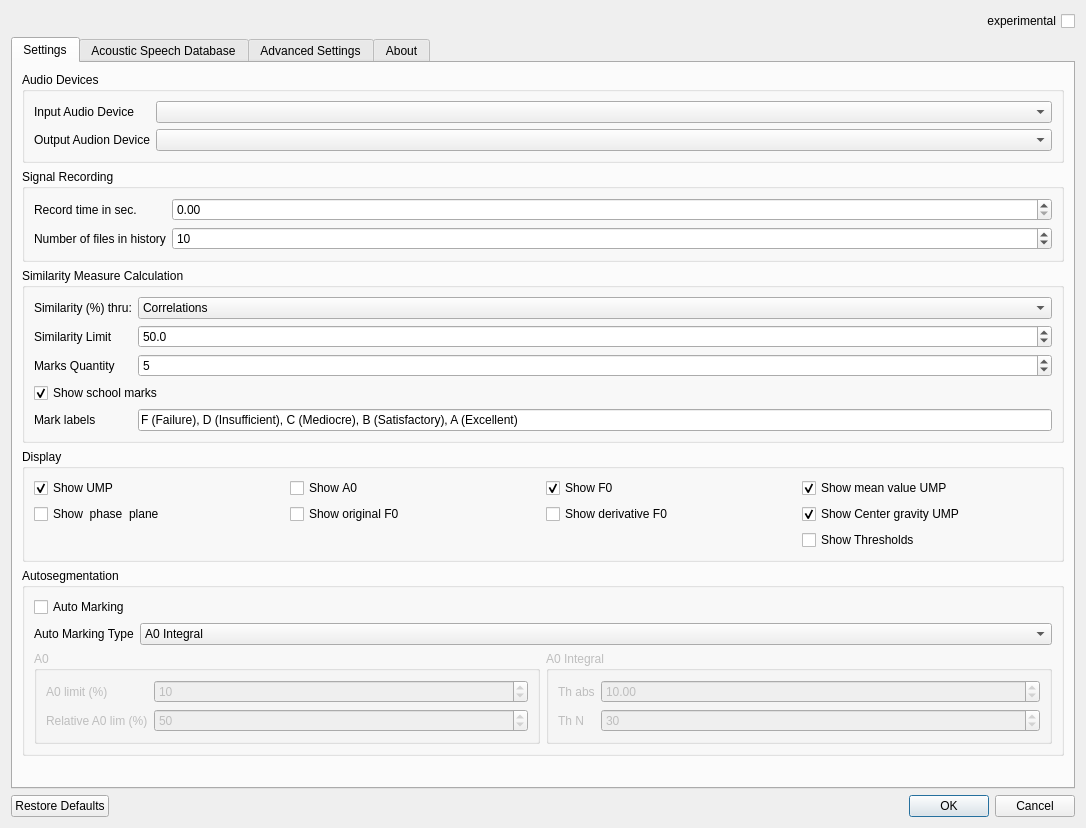
First picture: the form in settingsdialog.ui, repository zhitko/inton-trainer, before the edit.
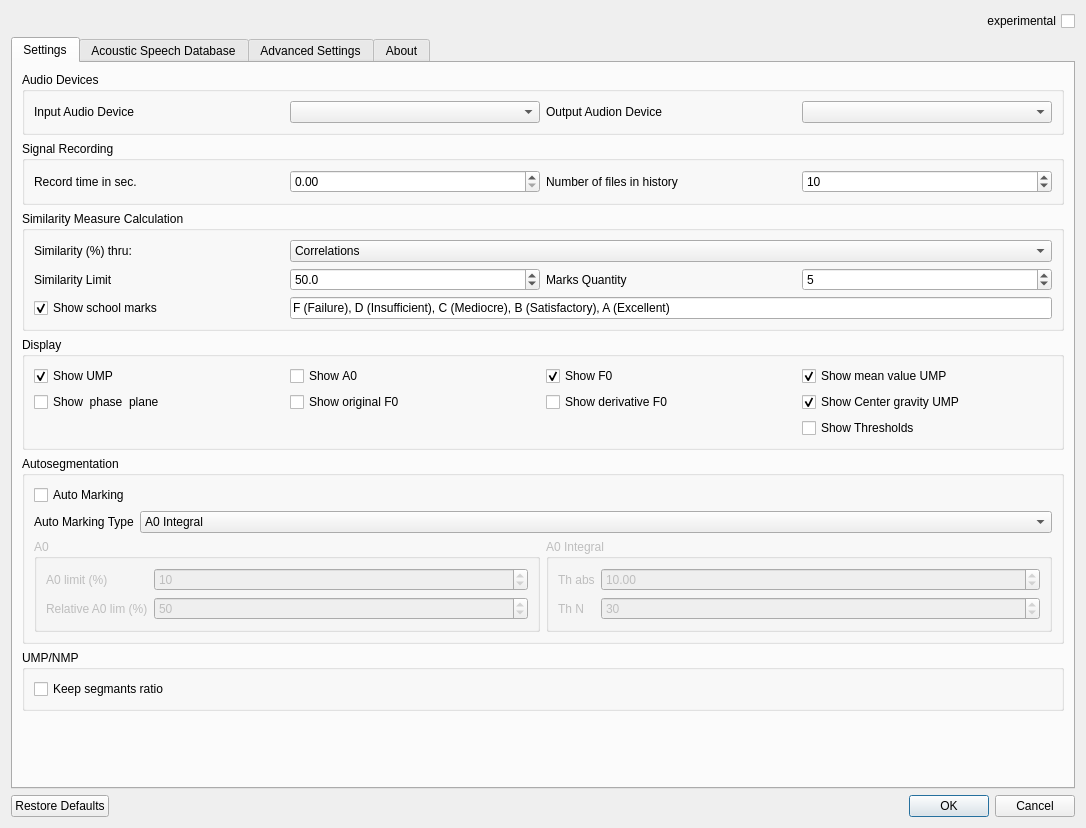
Second picture: the form after the edit. Icons and pictures are not drawn.

Commit message: add keep ratio to NMP

The edit to the form file:
```diff
--- a/settingsdialog.ui
+++ b/settingsdialog.ui
@@ -76,28 +76,28 @@
          <property name="title">
           <string>Audio Devices</string>
          </property>
-         <layout class="QFormLayout" name="formLayout">
+         <layout class="QGridLayout" name="gridLayout_7">
           <property name="sizeConstraint">
            <enum>QLayout::SetDefaultConstraint</enum>
           </property>
-          <item row="0" column="0">
-           <widget class="QLabel" name="label">
-            <property name="text">
-             <string>Input Audio Device</string>
-            </property>
-           </widget>
+          <item row="0" column="1">
+           <widget class="QComboBox" name="audioInputDeviceBox"/>
           </item>
-          <item row="1" column="0">
+          <item row="0" column="2">
            <widget class="QLabel" name="label_2">
             <property name="text">
              <string>Output Audion Device</string>
             </property>
            </widget>
           </item>
-          <item row="0" column="1">
-           <widget class="QComboBox" name="audioInputDeviceBox"/>
+          <item row="0" column="0">
+           <widget class="QLabel" name="label">
+            <property name="text">
+             <string>Input Audio Device</string>
+            </property>
+           </widget>
           </item>
-          <item row="1" column="1">
+          <item row="0" column="3">
            <widget class="QComboBox" name="audioOutputDeviceBox"/>
           </item>
          </layout>
@@ -108,31 +108,31 @@
          <property name="title">
           <string>Signal Recording</string>
          </property>
-         <layout class="QFormLayout" name="formLayout_12">
-          <item row="0" column="0">
-           <widget class="QLabel" name="label_38">
-            <property name="text">
-             <string>Record time in sec.</string>
+         <layout class="QGridLayout" name="gridLayout_6">
+          <item row="0" column="3">
+           <widget class="QSpinBox" name="recordingMaxFiles">
+            <property name="minimum">
+             <number>1</number>
+            </property>
+            <property name="value">
+             <number>10</number>
             </property>
            </widget>
           </item>
-          <item row="0" column="1">
-           <widget class="QDoubleSpinBox" name="recordingSeconds"/>
-          </item>
-          <item row="1" column="0">
+          <item row="0" column="2">
            <widget class="QLabel" name="label_16">
             <property name="text">
              <string>Number of files in history</string>
             </property>
            </widget>
           </item>
-          <item row="1" column="1">
-           <widget class="QSpinBox" name="recordingMaxFiles">
-            <property name="minimum">
-             <number>1</number>
-            </property>
-            <property name="value">
-             <number>10</number>
+          <item row="0" column="1">
+           <widget class="QDoubleSpinBox" name="recordingSeconds"/>
+          </item>
+          <item row="0" column="0">
+           <widget class="QLabel" name="label_38">
+            <property name="text">
+             <string>Record time in sec.</string>
             </property>
            </widget>
           </item>
@@ -144,7 +144,7 @@
          <property name="title">
           <string>Similarity Measure Calculation</string>
          </property>
-         <layout class="QFormLayout" name="formLayout_11">
+         <layout class="QGridLayout" name="gridLayout_8">
           <item row="0" column="0">
            <widget class="QLabel" name="label_20">
             <property name="text">
@@ -152,28 +152,11 @@
             </property>
            </widget>
           </item>
-          <item row="0" column="1">
-           <widget class="QComboBox" name="errorTypeBox">
-            <item>
+          <item row="1" column="2">
+           <widget class="QLabel" name="label_10">
              <property name="text">
-              <string>Correlations</string>
-             </property>
-            </item>
-            <item>
-             <property name="text">
-              <string>Average Distance</string>
-             </property>
-            </item>
-            <item>
-             <property name="text">
-              <string>Maximum Local Distance</string>
-             </property>
-            </item>
-            <item>
-             <property name="text">
-              <string>Average</string>
-             </property>
-            </item>
+             <string>Marks Quantity</string>
+            </property>
            </widget>
           </item>
           <item row="1" column="0">
@@ -183,6 +166,16 @@
             </property>
            </widget>
           </item>
+          <item row="1" column="3">
+           <widget class="QDoubleSpinBox" name="markDelimeter">
+            <property name="decimals">
+             <number>0</number>
+            </property>
+            <property name="value">
+             <double>5.000000000000000</double>
+            </property>
+           </widget>
+          </item>
           <item row="1" column="1">
            <widget class="QDoubleSpinBox" name="markLimit">
             <property name="decimals">
@@ -197,23 +190,6 @@
            </widget>
           </item>
           <item row="2" column="0">
-           <widget class="QLabel" name="label_10">
-            <property name="text">
-             <string>Marks Quantity</string>
-            </property>
-           </widget>
-          </item>
-          <item row="2" column="1">
-           <widget class="QDoubleSpinBox" name="markDelimeter">
-            <property name="decimals">
-             <number>0</number>
-            </property>
-            <property name="value">
-             <double>5.000000000000000</double>
-            </property>
-           </widget>
-          </item>
-          <item row="3" column="0" colspan="2">
            <widget class="QCheckBox" name="showMarks">
             <property name="text">
              <string>Show school marks</string>
@@ -223,14 +199,31 @@
             </property>
            </widget>
           </item>
-          <item row="4" column="0">
-           <widget class="QLabel" name="label_40">
+          <item row="0" column="1" colspan="3">
+           <widget class="QComboBox" name="errorTypeBox">
+            <item>
             <property name="text">
-             <string>Mark labels</string>
-            </property>
+              <string>Correlations</string>
+             </property>
+            </item>
+            <item>
+             <property name="text">
+              <string>Average Distance</string>
+             </property>
+            </item>
+            <item>
+             <property name="text">
+              <string>Maximum Local Distance</string>
+             </property>
+            </item>
+            <item>
+             <property name="text">
+              <string>Average</string>
+             </property>
+            </item>
            </widget>
           </item>
-          <item row="4" column="1">
+          <item row="2" column="1" colspan="3">
            <widget class="QLineEdit" name="markLabels">
             <property name="text">
              <string>F (Failure), D (Insufficient), C (Mediocre), B (Satisfactory), A (Excellent)</string>
@@ -487,6 +480,22 @@
          </layout>
         </widget>
        </item>
+       <item>
+        <widget class="QGroupBox" name="groupBox_9">
+         <property name="title">
+          <string>UMP/NMP</string>
+         </property>
+         <layout class="QGridLayout" name="gridLayout_10">
+          <item row="0" column="0">
+           <widget class="QCheckBox" name="umpKeepRatio">
+            <property name="text">
+             <string>Keep segmants ratio</string>
+            </property>
+           </widget>
+          </item>
+         </layout>
+        </widget>
+       </item>
        <item>
         <spacer name="verticalSpacer_3">
          <property name="orientation">
```
Left out of the diff: 169 changed lines with no effect on the pictures. Lines whose indentation alone changed are shown as unchanged. The commit also changes 8 other files.
